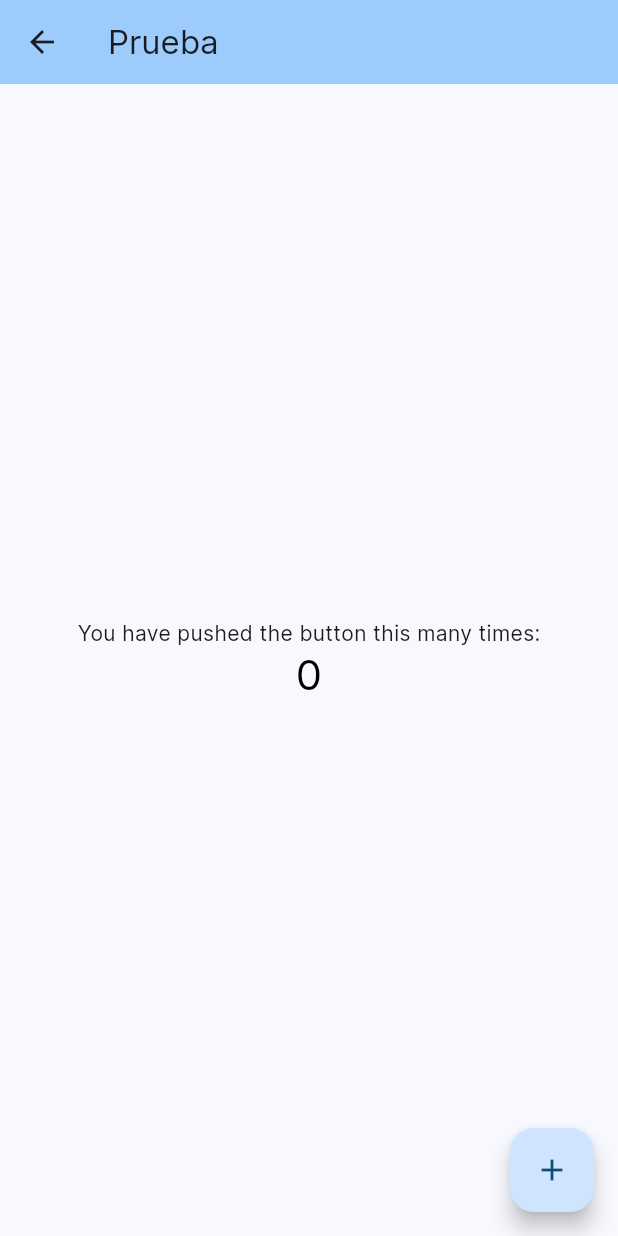
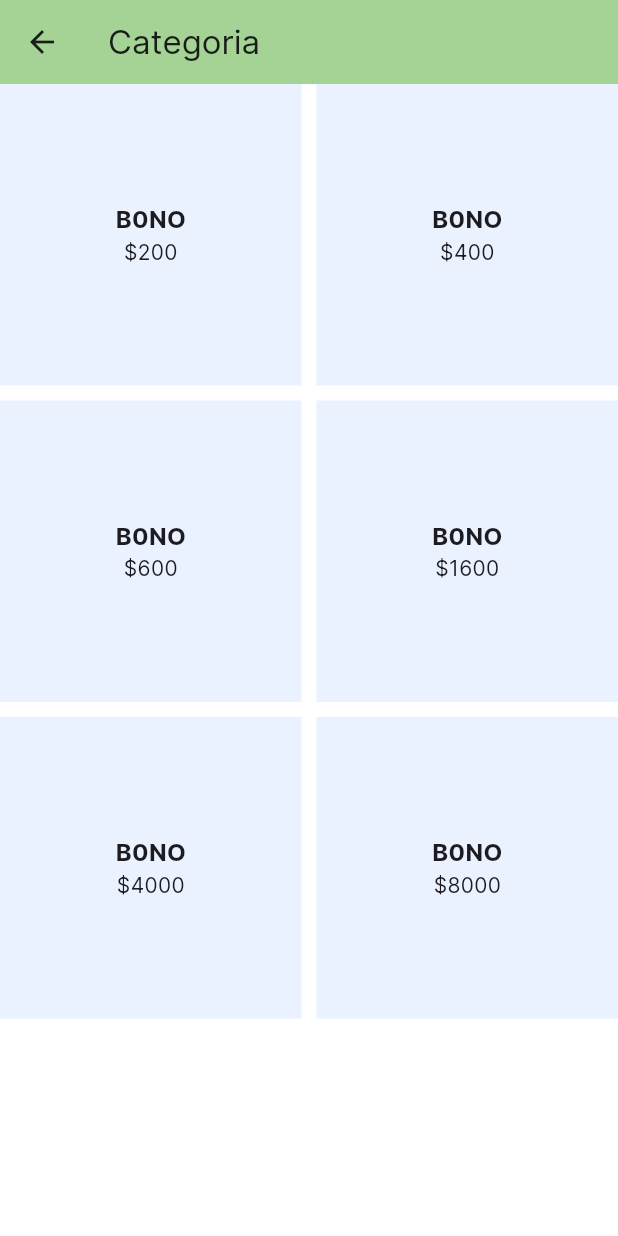
Before and after one commit to jlmartinezdev/controlestacionamiento, a Flutter app: the screen it shows after launch, after a tap on "Iniciar sesión", on a phone screen of 412 x 824 dp. Run offline on Flutter 3.47's test engine with Material 3 defaults, Android fonts, the phone set to English and light mode, and no system bars.

Commit message:
Diseñando home

```diff
--- a/lib/app/app.dart
+++ b/lib/app/app.dart
@@ -8,18 +8,20 @@ class MyApp extends StatelessWidget {
   // This widget is the root of your application.
   @override
   Widget build(BuildContext context) {
-    const primary = Color(0xff6FB9FF);
+    const primary = Color(0xff008800);
     return MaterialApp(
       title: 'Flutter Demo',
       theme: ThemeData(
 
-        colorScheme: ColorScheme.fromSeed(seedColor: primary),
+        colorScheme: ColorScheme.fromSeed(seedColor: primary).copyWith(
+          surface: const Color(0xffffffff)
+        ),
         textTheme: Theme.of(context).textTheme.apply(
           fontFamily: 'Inter',
           displayColor: const Color(0xff000000)
         ),
 
-       // useMaterial3: true,
+       useMaterial3: true,
       ),
       home: const LoginView(),
     );
--- a/lib/app/view/home_page.dart
+++ b/lib/app/view/home_page.dart
@@ -19,17 +19,23 @@ class MyHomePage extends StatefulWidget {
 }
 
 class _MyHomePageState extends State<MyHomePage> {
-  int _counter = 0;
 
-  void _incrementCounter() {
-    setState(() {
-      // This call to setState tells the Flutter framework that something has
-      // changed in this State, which causes it to rerun the build method below
-      // so that the display can reflect the updated values. If we changed
-      // _counter without calling setState(), then the build method would not be
-      // called again, and so nothing would appear to happen.
-      _counter++;
-    });
+  final List<String> items = [
+    '200',
+    '400',
+    '600',
+    '1600',
+    '4000',
+    '8000',
+  ];
+  void _showToast(BuildContext context,String  msg) {
+    final scaffold = ScaffoldMessenger.of(context);
+    scaffold.showSnackBar(
+      SnackBar(
+        content: Text(msg),
+        action: SnackBarAction(label: 'UNDO', onPressed: scaffold.hideCurrentSnackBar),
+      ),
+    );
   }
 
   @override
@@ -45,45 +51,45 @@ class _MyHomePageState extends State<MyHomePage> {
           // TRY THIS: Try changing the color here to a specific color (to
           // Colors.amber, perhaps?) and trigger a hot reload to see the AppBar
           // change color while the other colors stay the same.
-        backgroundColor: Theme.of(context).colorScheme.inversePrimary,
+          backgroundColor: Theme
+              .of(context)
+              .colorScheme
+              .inversePrimary,
           // Here we take the value from the MyHomePage object that was created by
           // the App.build method, and use it to set our appbar title.
           title: Text(widget.title),
         ),
-      body: Center(
-        // Center is a layout widget. It takes a single child and positions it
-        // in the middle of the parent.
+        body:
+        GridView.builder(
+          gridDelegate: const SliverGridDelegateWithFixedCrossAxisCount(
+            crossAxisCount: 2, // Dos columnas
+            crossAxisSpacing: 10,
+            mainAxisSpacing: 10,
+          ),
+          itemCount: items.length,
+
+          itemBuilder: (context, index) {
+            return GestureDetector(
+                onTap: () {
+                  _showToast(context, index.toString());
+                },
+            child:  Container(
+              color: const Color.fromRGBO(234, 242, 255, 1),
               child: Column(
-          // Column is also a layout widget. It takes a list of children and
-          // arranges them vertically. By default, it sizes itself to fit its
-          // children horizontally, and tries to be as tall as its parent.
-          //
-          // Column has various properties to control how it sizes itself and
-          // how it positions its children. Here we use mainAxisAlignment to
-          // center the children vertically; the main axis here is the vertical
-          // axis because Columns are vertical (the cross axis would be
-          // horizontal).
-          //
-          // TRY THIS: Invoke "debug painting" (choose the "Toggle Debug Paint"
-          // action in the IDE, or press "p" in the console), to see the
-          // wireframe for each widget.
+                crossAxisAlignment: CrossAxisAlignment.center,
                 mainAxisAlignment: MainAxisAlignment.center,
-          children: <Widget>[
-            const Text(
-              'You have pushed the button this many times:',
+                children: [
+                  const Text('B0NO',
+                    style: TextStyle(
+                        fontWeight: FontWeight.bold,
+                        fontSize: 16.0
+                    )),
+                  Text('\$'+items[index])],
               ),
-            Text(
-              '$_counter',
-              style: Theme.of(context).textTheme.headlineMedium,
-            ),
-          ],
-        ),
-      ),
-      floatingActionButton: FloatingActionButton(
-        onPressed: _incrementCounter,
-        tooltip: 'Increment',
-        child: const Icon(Icons.add),
-      ), // This trailing comma makes auto-formatting nicer for build methods.
+            )
+            );
+          },
+        )
     );
   }
 }
--- a/lib/app/view/login.dart
+++ b/lib/app/view/login.dart
@@ -7,15 +7,17 @@ class LoginView extends StatelessWidget {
   @override
   Widget build(BuildContext context) {
     return Scaffold(
-      appBar: AppBar(
+      /*appBar: AppBar(
         backgroundColor: Theme.of(context).colorScheme.primary,
         title: const Text('Iniciar sesión'),
-      ),
+      ),*/
+      backgroundColor: const Color(0xffffffff),
       body: Padding(
         padding: const EdgeInsets.symmetric(horizontal: 24.0,vertical: 40.0),
         child: Column(
           children: [
-            const Text('Bienvendio',
+            Image.asset('assets/empresa.png',height: 268),
+            const Text('Iniciar Sesión',
             style: TextStyle(
               fontWeight: FontWeight.bold,
               fontSize: 24.0
@@ -41,12 +43,12 @@ class LoginView extends StatelessWidget {
               onPressed: () {
                 Navigator.push(
                   context,
-                  MaterialPageRoute(builder: (context) => const MyHomePage(title: 'Prueba',)),
+                  MaterialPageRoute(builder: (context) => const MyHomePage(title: 'Categoria',)),
                 );
               },
               style: ElevatedButton.styleFrom(
                 minimumSize: const Size.fromHeight(56),
-                backgroundColor: Theme.of(context).colorScheme.primary,
+                backgroundColor: Theme.of(context).colorScheme.onPrimaryFixed,
                 foregroundColor: const Color(0xffffffff)
               ),
               child: const Text('Iniciar sesión',style : TextStyle(
```
Also changed, not shown: assets/empresa.png (added), assets/img/empresa.jpg (added). Lines whose indentation alone changed are shown as unchanged.
